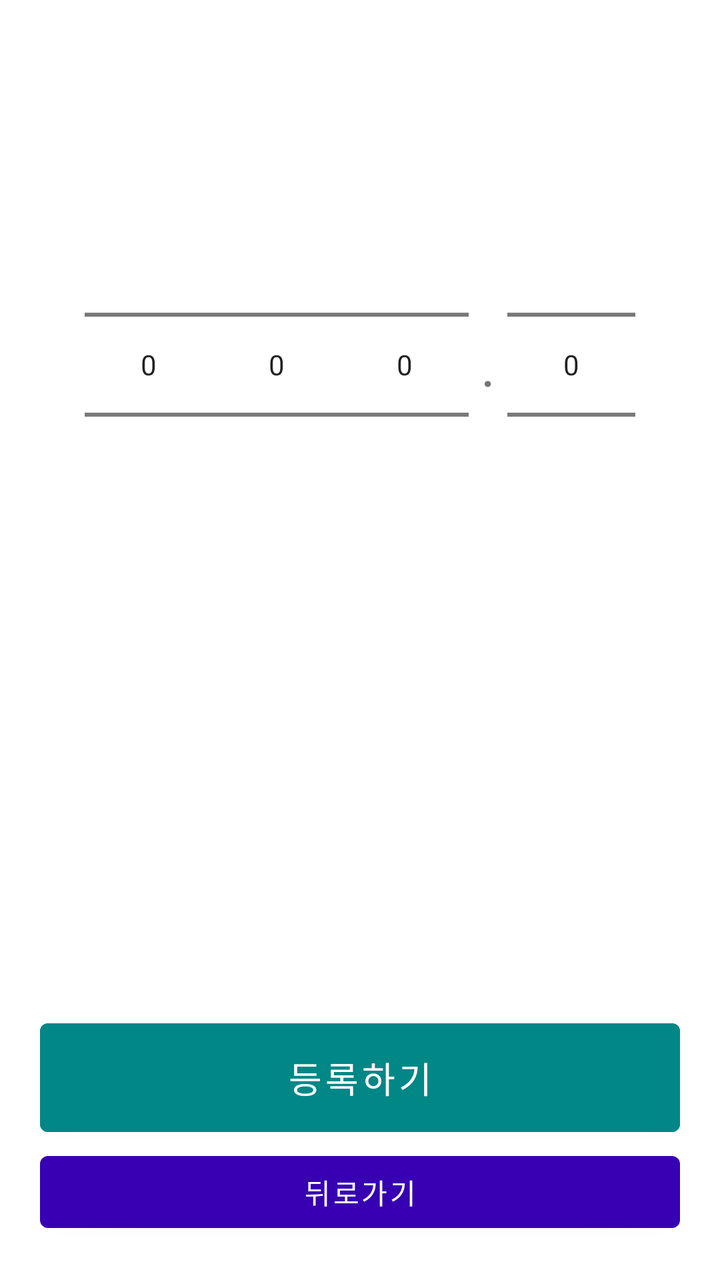
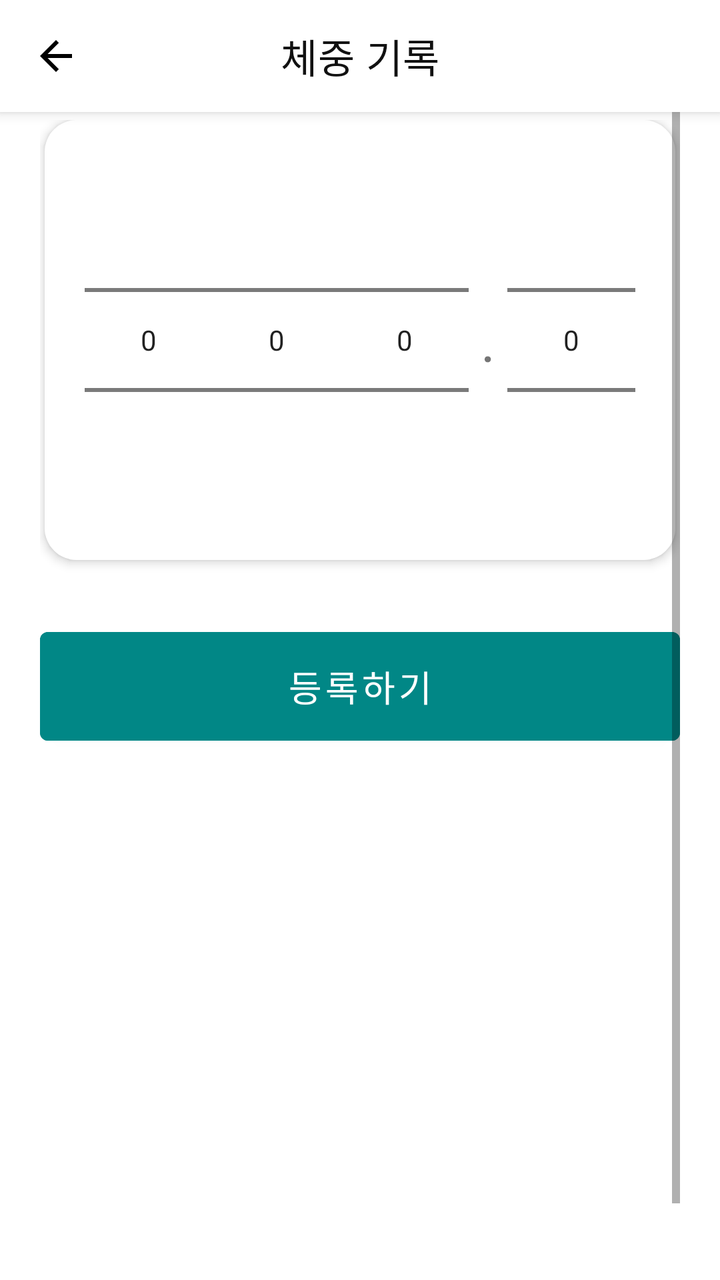

Before-and-after screenshots of an Android layout around one commit, followed by the original layout XML and the change that was made.
<!-- AndroidManifest.xml: application theme Theme.GJGN -->
<!-- res/layout/activity_weight_record.xml -->
<androidx.constraintlayout.widget.ConstraintLayout
    xmlns:android="http://schemas.android.com/apk/res/android"
    xmlns:app="http://schemas.android.com/apk/res-auto"
    android:layout_width="match_parent"
    android:layout_height="match_parent"
    android:padding="20dp">

    <TextView
        android:id="@+id/textWeightTitle"
        android:layout_width="wrap_content"
        android:layout_height="wrap_content"
        android:text="체중 기록"
        android:textSize="22sp"
        android:textStyle="bold"
        app:layout_constraintTop_toTopOf="parent"
        app:layout_constraintStart_toEndOf="@id/btnBack"
        android:layout_marginStart="10dp" />

    <LinearLayout
        android:id="@+id/weightPickerArea"
        android:orientation="horizontal"
        android:gravity="center"
        android:layout_width="wrap_content"
        android:layout_height="wrap_content"
        android:layout_marginTop="40dp"
        app:layout_constraintTop_toBottomOf="@id/textWeightTitle"
        app:layout_constraintStart_toStartOf="parent"
        app:layout_constraintEnd_toEndOf="parent">

        <NumberPicker
            android:id="@+id/np100"
            android:layout_width="wrap_content"
            android:layout_height="wrap_content"/>

        <NumberPicker
            android:id="@+id/np10"
            android:layout_width="wrap_content"
            android:layout_height="wrap_content"/>

        <NumberPicker
            android:id="@+id/np1"
            android:layout_width="wrap_content"
            android:layout_height="wrap_content"/>

        <TextView
            android:text="."
            android:textSize="28sp"
            android:layout_marginLeft="6dp"
            android:layout_marginRight="6dp"
            android:layout_gravity="center_vertical"
            android:layout_width="wrap_content"
            android:layout_height="wrap_content" />

        <NumberPicker
            android:id="@+id/npDecimal"
            android:layout_width="wrap_content"
            android:layout_height="wrap_content"/>
    </LinearLayout>

    <Button
        android:id="@+id/btnSave"
        android:layout_width="0dp"
        android:layout_height="wrap_content"
        android:text="등록하기"
        android:backgroundTint="@color/teal_700"
        android:textColor="@android:color/white"
        android:textSize="18sp"
        android:padding="14dp"
        app:layout_constraintStart_toStartOf="parent"
        app:layout_constraintEnd_toEndOf="parent"
        app:layout_constraintBottom_toTopOf="@id/btnBack" />

    <Button
        android:id="@+id/btnBack"
        android:text="뒤로가기"
        android:layout_width="0dp"
        android:layout_height="wrap_content"
        android:layout_marginTop="12dp"
        app:layout_constraintStart_toStartOf="parent"
        app:layout_constraintEnd_toEndOf="parent"
        app:layout_constraintBottom_toBottomOf="parent" />

</androidx.constraintlayout.widget.ConstraintLayout>
<!-- resources referenced by this layout -->
<resources>
  <color name="teal_700">#FF018786</color>
  <style name="Theme.GJGN" parent="Theme.MaterialComponents.DayNight.NoActionBar">
          
          <item name="colorPrimary">@color/purple_700</item>
          <item name="colorPrimaryVariant">@color/purple_700</item>
          <item name="colorOnPrimary">@android:color/white</item>
          <item name="colorSecondary">@color/teal_700</item>
          <item name="android:windowMinWidthMajor">320dp</item>
          <item name="android:windowMinWidthMinor">320dp</item>
      </style>
  <color name="purple_700">#FF3700B3</color>
</resources>

<!-- the commit's change to res/layout/activity_weight_record.xml (unified diff, before → after) -->
@@ -1,83 +1,97 @@
-<androidx.constraintlayout.widget.ConstraintLayout
+<?xml version="1.0" encoding="utf-8"?>
+<androidx.coordinatorlayout.widget.CoordinatorLayout
     xmlns:android="http://schemas.android.com/apk/res/android"
     xmlns:app="http://schemas.android.com/apk/res-auto"
     android:layout_width="match_parent"
-    android:layout_height="match_parent"
-    android:padding="20dp">
+    android:layout_height="match_parent">
 
-    <TextView
-        android:id="@+id/textWeightTitle"
-        android:layout_width="wrap_content"
-        android:layout_height="wrap_content"
-        android:text="체중 기록"
-        android:textSize="22sp"
-        android:textStyle="bold"
-        app:layout_constraintTop_toTopOf="parent"
-        app:layout_constraintStart_toEndOf="@id/btnBack"
-        android:layout_marginStart="10dp" />
+    
+    <com.google.android.material.appbar.MaterialToolbar
+        android:id="@+id/toolbar"
+        android:layout_width="match_parent"
+        android:layout_height="56dp"
+        android:background="@color/white"
+        android:elevation="4dp"
+        app:title="체중 기록"
+        app:titleCentered="true"
+        app:titleTextColor="#111111"
+        app:navigationIcon="@drawable/ic_arrow_back" />
 
-    <LinearLayout
-        android:id="@+id/weightPickerArea"
-        android:orientation="horizontal"
-        android:gravity="center"
-        android:layout_width="wrap_content"
-        android:layout_height="wrap_content"
-        android:layout_marginTop="40dp"
-        app:layout_constraintTop_toBottomOf="@id/textWeightTitle"
-        app:layout_constraintStart_toStartOf="parent"
-        app:layout_constraintEnd_toEndOf="parent">
+    <ScrollView
+        android:layout_width="match_parent"
+        android:layout_height="match_parent"
+        android:padding="20dp"
+        android:fillViewport="true"
+        app:layout_behavior="@string/appbar_scrolling_view_behavior">
 
-        <NumberPicker
-            android:id="@+id/np100"
-            android:layout_width="wrap_content"
-            android:layout_height="wrap_content"/>
+        <LinearLayout
+            android:orientation="vertical"
+            android:gravity="center_horizontal"
+            android:layout_width="match_parent"
+            android:layout_height="wrap_content"
+            android:layout_marginTop="40dp">
 
-        <NumberPicker
-            android:id="@+id/np10"
-            android:layout_width="wrap_content"
-            android:layout_height="wrap_content"/>
+            
+            <LinearLayout
+                android:id="@+id/weightPickerArea"
+                android:orientation="horizontal"
+                android:gravity="center"
+                android:padding="20dp"
+                android:background="@drawable/bg_card"
+                android:elevation="3dp"
+                android:layout_width="wrap_content"
+                android:layout_height="wrap_content">
 
-        <NumberPicker
-            android:id="@+id/np1"
-            android:layout_width="wrap_content"
-            android:layout_height="wrap_content"/>
+                <NumberPicker
+                    android:id="@+id/np100"
+                    android:layout_width="wrap_content"
+                    android:layout_height="wrap_content"/>
 
-        <TextView
-            android:text="."
-            android:textSize="28sp"
-            android:layout_marginLeft="6dp"
-            android:layout_marginRight="6dp"
-            android:layout_gravity="center_vertical"
-            android:layout_width="wrap_content"
-            android:layout_height="wrap_content" />
+                <NumberPicker
+                    android:id="@+id/np10"
+                    android:layout_width="wrap_content"
+                    android:layout_height="wrap_content"/>
 
-        <NumberPicker
-            android:id="@+id/npDecimal"
-            android:layout_width="wrap_content"
-            android:layout_height="wrap_content"/>
-    </LinearLayout>
+                <NumberPicker
+                    android:id="@+id/np1"
+                    android:layout_width="wrap_content"
+                    android:layout_height="wrap_content"/>
 
-    <Button
-        android:id="@+id/btnSave"
-        android:layout_width="0dp"
-        android:layout_height="wrap_content"
-        android:text="등록하기"
-        android:backgroundTint="@color/teal_700"
-        android:textColor="@android:color/white"
-        android:textSize="18sp"
-        android:padding="14dp"
-        app:layout_constraintStart_toStartOf="parent"
-        app:layout_constraintEnd_toEndOf="parent"
-        app:layout_constraintBottom_toTopOf="@id/btnBack" />
+                <TextView
+                    android:text="."
+                    android:textSize="28sp"
+                    android:layout_marginLeft="6dp"
+                    android:layout_marginRight="6dp"
+                    android:layout_gravity="center_vertical"
+                    android:layout_width="wrap_content"
+                    android:layout_height="wrap_content"/>
 
-    <Button
-        android:id="@+id/btnBack"
-        android:text="뒤로가기"
-        android:layout_width="0dp"
-        android:layout_height="wrap_content"
-        android:layout_marginTop="12dp"
-        app:layout_constraintStart_toStartOf="parent"
-        app:layout_constraintEnd_toEndOf="parent"
-        app:layout_constraintBottom_toBottomOf="parent" />
+                <NumberPicker
+                    android:id="@+id/npDecimal"
+                    android:layout_width="wrap_content"
+                    android:layout_height="wrap_content"/>
+            </LinearLayout>
 
-</androidx.constraintlayout.widget.ConstraintLayout>
+            
+            <com.google.android.material.button.MaterialButton
+                android:id="@+id/btnSave"
+                android:text="등록하기"
+                android:textSize="18sp"
+                android:padding="14dp"
+                android:layout_marginTop="30dp"
+                android:layout_width="match_parent"
+                android:layout_height="wrap_content"
+                android:backgroundTint="@color/teal_700"
+                android:textColor="@android:color/white"/>
+
+            
+            <com.google.android.material.button.MaterialButton
+                android:id="@+id/btnBack"
+                android:text="뒤로가기"
+                android:visibility="gone"
+                android:layout_width="match_parent"
+                android:layout_height="wrap_content" />
+        </LinearLayout>
+    </ScrollView>
+
+</androidx.coordinatorlayout.widget.CoordinatorLayout>
<!-- resource entries referenced after the edit -->
@@ -1,6 +1,23 @@
 <!-- resources referenced by this layout -->
 <resources>
   <color name="teal_700">#FF018786</color>
+  <color name="white">#FFFFFFFF</color>
+  <!-- drawable bg_card (drawable) -->
+  <shape xmlns:android="http://schemas.android.com/apk/res/android">
+      <solid android:color="@android:color/white"/>
+      <corners android:radius="16dp"/>
+  </shape>
+  <!-- drawable ic_arrow_back (drawable) -->
+  <vector xmlns:android="http://schemas.android.com/apk/res/android"
+      android:width="24dp"
+      android:height="24dp"
+      android:viewportWidth="24"
+      android:viewportHeight="24">
+  
+      <path
+          android:fillColor="#000000"
+          android:pathData="M20,11H7.83l5.59,-5.59L12,4l-8,8 8,8 1.41,-1.41L7.83,13H20v-2z"/>
+  </vector>
   <style name="Theme.GJGN" parent="Theme.MaterialComponents.DayNight.NoActionBar">
           
           <item name="colorPrimary">@color/purple_700</item>
